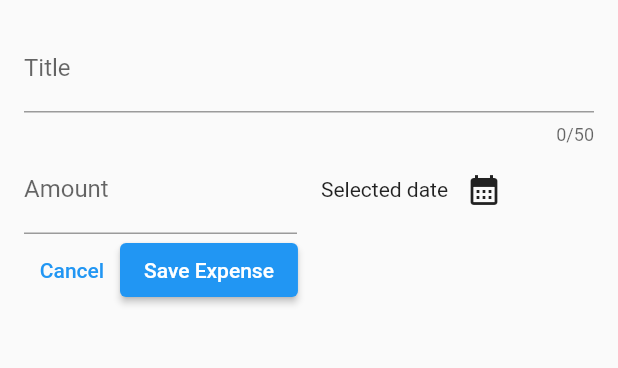
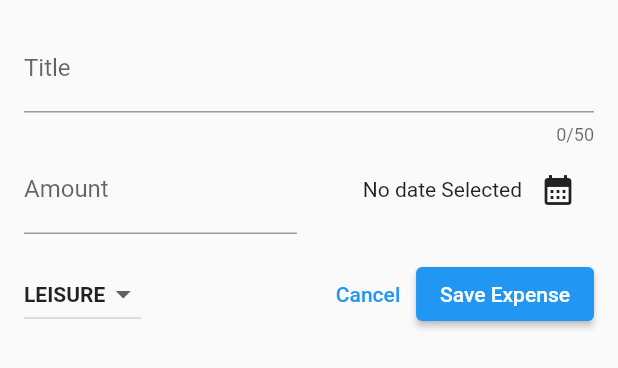
Before and after one commit to Vibhor-28/Expense-Tracker, a Flutter app: the NewExpense widget shown alone on an empty page, opened directly, on a phone screen of 412 x 824 dp. Shown: the top 368 px of the screen. Run offline on Flutter 3.47's test engine with Material 2 defaults, Android fonts, the phone set to English and light mode, and no system bars.

Commit message:
dropdown and submitExpense

```diff
--- a/lib/widgets/new_expense.dart
+++ b/lib/widgets/new_expense.dart
@@ -1,5 +1,8 @@
 import 'package:flutter/material.dart';
-import 'dart:developer';
+import 'package:intl/intl.dart';
+import 'package:expense_tracker/models/expense_constructor.dart';
+
+final date_formatter = DateFormat.yMd();
 
 class NewExpense extends StatefulWidget {
   const NewExpense({super.key});
@@ -11,11 +14,39 @@ class NewExpense extends StatefulWidget {
 class _NewExpenseState extends State<NewExpense> {
   final _titlecontroller = TextEditingController();
   final _amountcontroller = TextEditingController();
+  Category _selected_activity = Category.leisure;
+  DateTime? datepicked;
+
   @override
   void dispose() {
     _titlecontroller.dispose();
     _amountcontroller.dispose();
     super.dispose();
+  }
+
+  void PresentdatePicker() async {
+    final now = DateTime.now();
+    final firstDate = DateTime(now.year - 1, now.month, now.day);
+
+    final pickdate = await showDatePicker(
+        context: context,
+        initialDate: now,
+        firstDate: firstDate,
+        lastDate: now);
+
+    setState(() {
+      datepicked = pickdate;
+    });
+  }
+
+  void submitExpensedata() {
+    final enteredAmount = double.tryParse(_amountcontroller.text);
+    final amountInvalid = enteredAmount == null || enteredAmount <= 0;
+
+    if(_titlecontroller.text.isEmpty || amountInvalid || datepicked == null)
+    {
+
+    }
   }
 
   @override
@@ -46,27 +77,55 @@ class _NewExpenseState extends State<NewExpense> {
               ),
               Expanded(
                 child: Row(
+                  mainAxisAlignment: MainAxisAlignment.end,
+                  crossAxisAlignment: CrossAxisAlignment.center,
                   children: [
-                    const Text("Selected date"),
+                    Text(datepicked == null
+                        ? "No date Selected"
+                        : date_formatter.format(datepicked!)),
                     IconButton(
-                        onPressed: () {}, icon: const Icon(Icons.calendar_month))
+                        onPressed: PresentdatePicker,
+                        icon: const Icon(Icons.calendar_month))
                   ],
                 ),
               )
             ],
           ),
+          const SizedBox(
+            height: 16,
+          ),
           Row(
             children: [
+              DropdownButton(
+                  value: _selected_activity,
+                  items: Category.values
+                      .map(
+                        (category) => DropdownMenuItem(
+                          value: category,
+                          child: Text(
+                            category.name.toUpperCase(),
+                            style: const TextStyle(
+                                fontWeight: FontWeight.bold, fontSize: 14),
+                          ),
+                        ),
+                      )
+                      .toList(),
+                  onChanged: (value) {
+                    if (value == null) {
+                      return;
+                    }
+                    setState(() {
+                      _selected_activity = value;
+                    });
+                  }),
+              const Spacer(),
               TextButton(
                   onPressed: () {
                     Navigator.pop(context);
                   },
                   child: const Text("Cancel")),
               ElevatedButton(
-                  onPressed: () {
-                    print(_titlecontroller.text);
-                    print(_amountcontroller.text);
-                  },
+                  onPressed: submitExpensedata,
                   child: const Text("Save Expense"))
             ],
           )
```
